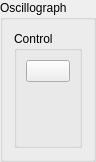
Qt form oscillographgroupbox.ui (AlexeyVKrasnoperov/RedPitayaControl) before a commit.
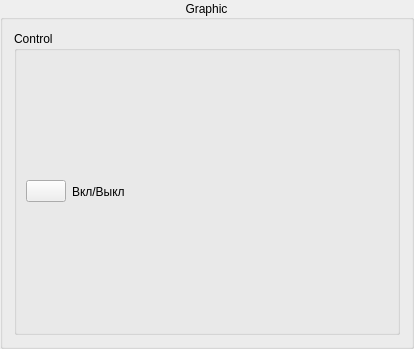
The same form after that commit. Icons and pictures are not drawn.

What changed in the file:
```diff
--- a/oscillographgroupbox.ui
+++ b/oscillographgroupbox.ui
@@ -6,23 +6,26 @@
    <rect>
     <x>0</x>
     <y>0</y>
-    <width>94</width>
-    <height>162</height>
+    <width>414</width>
+    <height>349</height>
    </rect>
   </property>
   <property name="windowTitle">
    <string>GroupBox</string>
   </property>
   <property name="title">
-   <string>Oscillograph</string>
+   <string>Graphic</string>
   </property>
-  <layout class="QHBoxLayout" name="horizontalLayoutMain">
+  <property name="alignment">
+   <set>Qt::AlignCenter</set>
+  </property>
+  <layout class="QVBoxLayout" name="verticalLayout">
    <item>
     <widget class="QGroupBox" name="groupBoxControl">
      <property name="title">
       <string>Control</string>
      </property>
-     <layout class="QVBoxLayout" name="verticalLayout">
+     <layout class="QHBoxLayout" name="horizontalLayout">
       <item>
        <widget class="QPushButton" name="pushButtonAcq">
         <property name="text">
@@ -38,14 +41,21 @@
        </widget>
       </item>
       <item>
-       <spacer name="verticalSpacer">
+       <widget class="QLabel" name="label">
+        <property name="text">
+         <string>Вкл/Выкл</string>
+        </property>
+       </widget>
+      </item>
+      <item>
+       <spacer name="horizontalSpacer">
         <property name="orientation">
-         <enum>Qt::Vertical</enum>
+         <enum>Qt::Horizontal</enum>
         </property>
         <property name="sizeHint" stdset="0">
          <size>
-          <width>20</width>
-          <height>40</height>
+          <width>40</width>
+          <height>20</height>
          </size>
         </property>
        </spacer>
```
